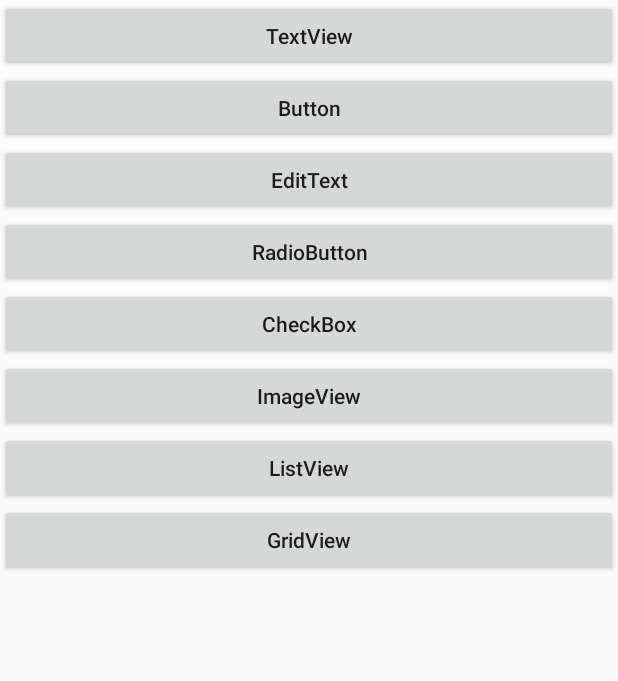
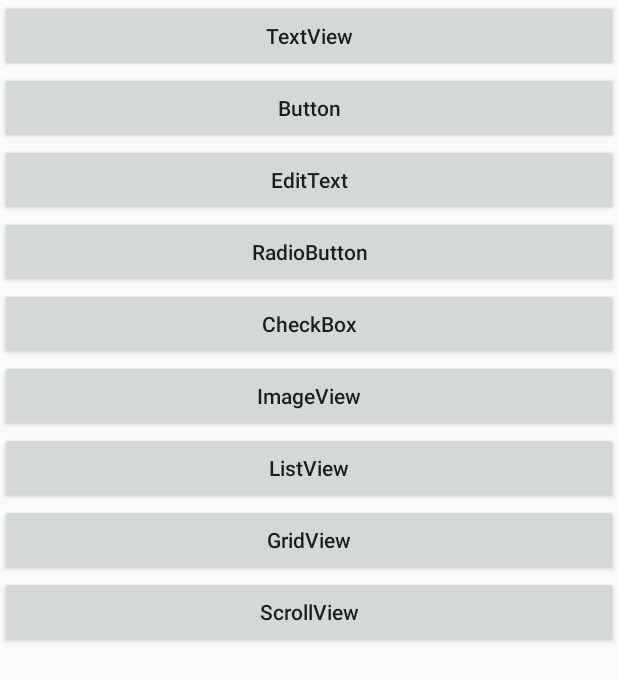
Before and after one commit to geeksfan/Android_Demo, an Android app: the screen it shows after launch (MainActivity), on a phone screen of 412 x 824 dp. Shown: the top 681 px of the screen. Run offline under Robolectric (Android 15) with nearby library versions, the phone set to English and light mode, and no system bars.

Commit message:
ScrollView && HorizontalScrollView 完结

```diff
--- a/app/src/main/AndroidManifest.xml
+++ b/app/src/main/AndroidManifest.xml
@@ -11,8 +11,9 @@
         android:roundIcon="@mipmap/ic_launcher_round"
         android:supportsRtl="true"
         android:theme="@style/Theme.HelloWorld">
-        <activity android:name=".gridview.GridViewActivity"/>
-        <activity android:name=".listview.ListViewActivity"/>
+        <activity android:name=".ScrollViewActivity"></activity>
+        <activity android:name=".gridview.GridViewActivity" />
+        <activity android:name=".listview.ListViewActivity" />
         <activity android:name=".ImageViewActivity" />
         <activity android:name=".CheckBoxActivity" />
         <activity android:name=".RadioButtonActivity" />
--- a/app/src/main/java/com/smart4s/app/merchant/helloworld/MainActivity.java
+++ b/app/src/main/java/com/smart4s/app/merchant/helloworld/MainActivity.java
@@ -20,6 +20,7 @@ public class MainActivity extends AppCompatActivity {
     private Button mBtnImageView;
     private Button mBtnListView;
     private Button mBtnGridView;
+    private Button mBtnScrollView;
 
     @Override
     protected void onCreate(Bundle savedInstanceState) {
@@ -33,6 +34,7 @@ public class MainActivity extends AppCompatActivity {
         mBtnImageView = this.<Button>findViewById(R.id.btn_imageView);
         mBtnListView = this.<Button>findViewById(R.id.btn_listView);
         mBtnGridView = this.<Button>findViewById(R.id.btn_gridView);
+        mBtnScrollView = this.<Button>findViewById(R.id.btn_scrollView);
         setListener();
     }
 
@@ -46,6 +48,7 @@ public class MainActivity extends AppCompatActivity {
         mBtnImageView.setOnClickListener(onClick);
         mBtnListView.setOnClickListener(onClick);
         mBtnGridView.setOnClickListener(onClick);
+        mBtnScrollView.setOnClickListener(onClick);
     }
 
     private class OnClick implements View.OnClickListener{
@@ -86,6 +89,10 @@ public class MainActivity extends AppCompatActivity {
                     // 跳转到GridView演示界面
                     intent = new Intent(MainActivity.this, GridViewActivity.class);
                     break;
+                case R.id.btn_scrollView:
+                    // 跳转到GridView演示界面
+                    intent = new Intent(MainActivity.this, ScrollViewActivity.class);
+                    break;
             }
             startActivity(intent);
         }
--- a/app/src/main/java/com/smart4s/app/merchant/helloworld/ScrollViewActivity.java
+++ b/app/src/main/java/com/smart4s/app/merchant/helloworld/ScrollViewActivity.java
@@ -1,14 +1,14 @@
 package com.smart4s.app.merchant.helloworld;
 
+import android.os.Bundle;
+
 import androidx.appcompat.app.AppCompatActivity;
-
-import android.os.Bundle;
 
 public class ScrollViewActivity extends AppCompatActivity {
 
     @Override
     protected void onCreate(Bundle savedInstanceState) {
         super.onCreate(savedInstanceState);
-        setContentView(R.layout.activity_scroll_view2);
+        setContentView(R.layout.activity_scroll_view);
     }
 }
--- a/app/src/main/res/layout/activity_main.xml
+++ b/app/src/main/res/layout/activity_main.xml
@@ -1,7 +1,11 @@
 <?xml version="1.0" encoding="utf-8"?>
-<LinearLayout xmlns:android="http://schemas.android.com/apk/res/android"
+<ScrollView xmlns:android="http://schemas.android.com/apk/res/android"
     android:layout_width="match_parent"
-    android:layout_height="match_parent"
+    android:layout_height="match_parent">
+
+    <LinearLayout
+        android:layout_width="match_parent"
+        android:layout_height="wrap_content"
         android:orientation="vertical">
 
         <Button
@@ -9,56 +13,64 @@
             android:layout_width="match_parent"
             android:layout_height="wrap_content"
             android:text="TextView"
-        android:textAllCaps="false"/>
+            android:textAllCaps="false" />
 
         <Button
             android:id="@+id/btn_button"
             android:layout_width="match_parent"
             android:layout_height="wrap_content"
             android:text="Button"
-        android:textAllCaps="false"/>
+            android:textAllCaps="false" />
 
         <Button
             android:id="@+id/btn_editText"
             android:layout_width="match_parent"
             android:layout_height="wrap_content"
             android:text="EditText"
-        android:textAllCaps="false"/>
+            android:textAllCaps="false" />
 
         <Button
             android:id="@+id/btn_radioButton"
             android:layout_width="match_parent"
             android:layout_height="wrap_content"
             android:text="RadioButton"
-        android:textAllCaps="false"/>
+            android:textAllCaps="false" />
 
         <Button
             android:id="@+id/btn_checkBox"
             android:layout_width="match_parent"
             android:layout_height="wrap_content"
             android:text="CheckBox"
-        android:textAllCaps="false"/>
+            android:textAllCaps="false" />
 
         <Button
             android:id="@+id/btn_imageView"
             android:layout_width="match_parent"
             android:layout_height="wrap_content"
             android:text="ImageView"
-        android:textAllCaps="false"/>
+            android:textAllCaps="false" />
 
         <Button
             android:id="@+id/btn_listView"
             android:layout_width="match_parent"
             android:layout_height="wrap_content"
             android:text="ListView"
-        android:textAllCaps="false"/>
+            android:textAllCaps="false" />
 
         <Button
             android:id="@+id/btn_gridView"
             android:layout_width="match_parent"
             android:layout_height="wrap_content"
             android:text="GridView"
-        android:textAllCaps="false"/>
+            android:textAllCaps="false" />
 
+        <Button
+            android:id="@+id/btn_scrollView"
+            android:layout_width="match_parent"
+            android:layout_height="wrap_content"
+            android:text="ScrollView"
+            android:textAllCaps="false" />
 
  </LinearLayout>
+
+</ScrollView>
```
Also changed, not shown: app/src/main/res/layout/activity_scroll_view.xml (+116 -4 lines). Lines whose indentation alone changed are shown as unchanged.
